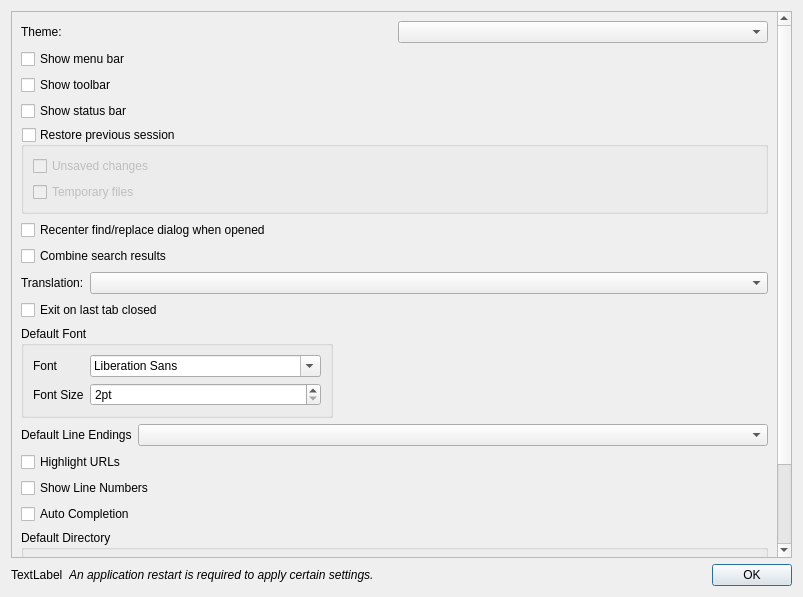
Zxis233/NotepadNext, file src/dialogs/PreferencesDialog.ui: the form before one commit.
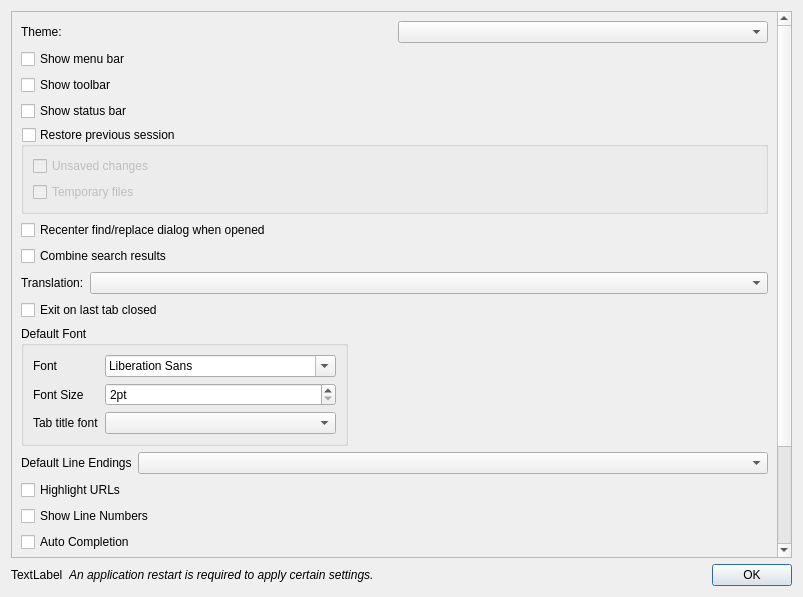
The form after the commit.

Commit message: Label Use Monofont

Diff of the .ui file:
```diff
--- a/src/dialogs/PreferencesDialog.ui
+++ b/src/dialogs/PreferencesDialog.ui
@@ -179,6 +179,23 @@
               </property>
              </widget>
             </item>
+            <item row="4" column="0">
+             <widget class="QLabel" name="labelTabTitleFont">
+              <property name="text">
+               <string>Tab title font</string>
+              </property>
+              <property name="buddy">
+               <cstring>comboBoxTabTitleFont</cstring>
+              </property>
+             </widget>
+            </item>
+            <item row="4" column="1">
+             <widget class="QComboBox" name="comboBoxTabTitleFont">
+              <property name="toolTip">
+               <string>Editor font uses the font family and size configured above for document tab titles.</string>
+              </property>
+             </widget>
+            </item>
            </layout>
           </widget>
          </item>
```
The commit also changes 7 other files.
